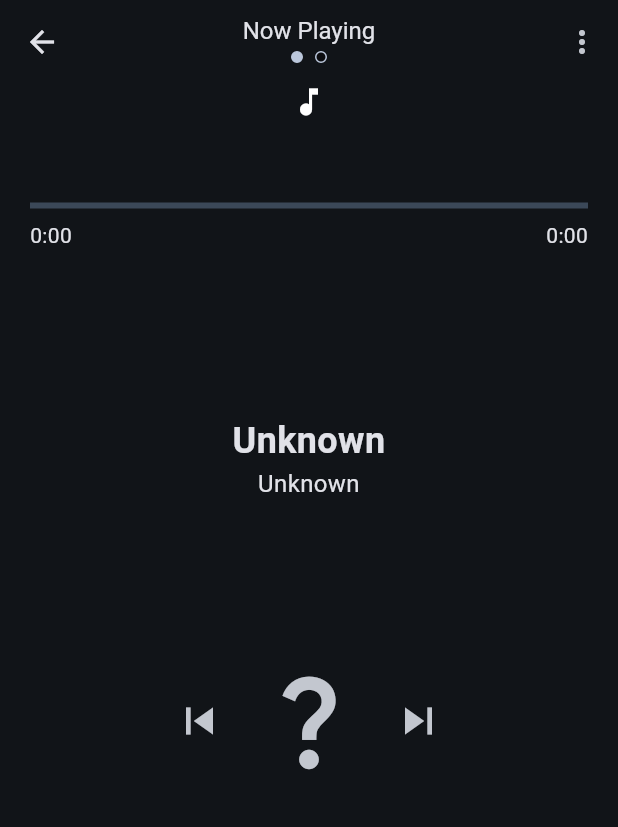
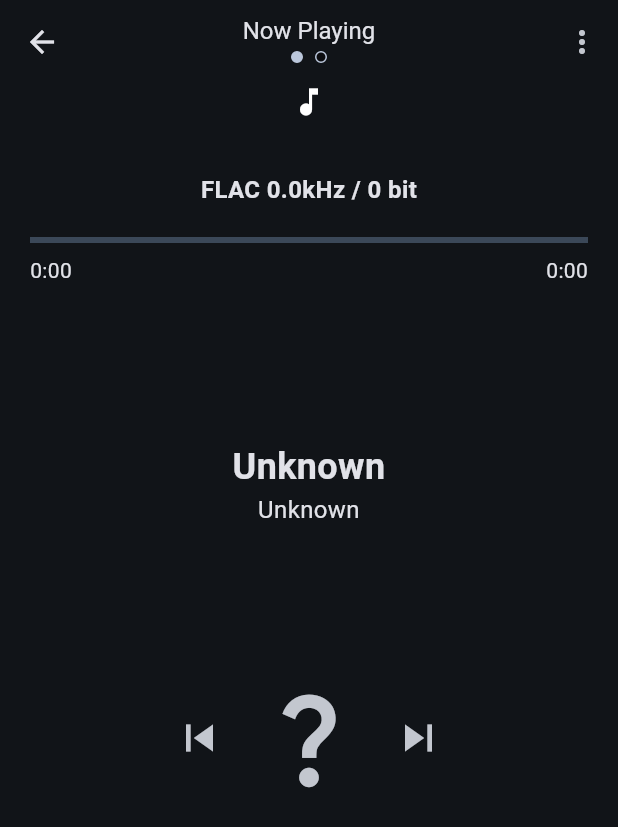
Before and after one commit to madenvel/KalinkaApp, a Flutter app: the SwipableTabs screen opened directly, on a phone screen of 412 x 824 dp. Shown: the top 827 px of the screen. Run offline on Flutter 3.47's test engine with Material 3 defaults, Android fonts, the phone set to English and light mode, and no system bars; our stand-ins replace cached_network_image, carousel_slider, dio, flutter_cache_manager, logger, shared_preferences; missing offline and left inert: bonsoir; accounts and stored records are empty; network calls fail.

Commit message:
Show audio format in the now playing window. Use duration from audio info in the player state.

```diff
--- a/lib/data_model.dart
+++ b/lib/data_model.dart
@@ -44,18 +44,49 @@ extension PlayerStateTypeExtension on PlayerStateType {
   }
 }
 
+class AudioInfo {
+  int sampleRate;
+  int bitsPerSample;
+  int channels;
+  int durationMs;
+
+  AudioInfo({
+    this.sampleRate = 0,
+    this.bitsPerSample = 0,
+    this.channels = 0,
+    this.durationMs = 0,
+  });
+
+  factory AudioInfo.fromJson(Map<String, dynamic> json) => AudioInfo(
+        sampleRate: json["sample_rate"],
+        bitsPerSample: json["bits_per_sample"],
+        channels: json["channels"],
+        durationMs: json["duration_ms"],
+      );
+
+  Map<String, dynamic> toJson() => {
+        "sample_rate": sampleRate,
+        "bits_per_sample": bitsPerSample,
+        "channels": channels,
+        "duration_ms": durationMs,
+      };
+}
+
 class PlayerState {
   PlayerStateType? state;
   Track? currentTrack;
   int? index;
   int? position;
+  String? message;
+  AudioInfo? audioInfo;
 
-  PlayerState({
-    this.state,
-    this.currentTrack,
-    this.index = 0,
-    this.position = 0,
-  });
+  PlayerState(
+      {this.state,
+      this.currentTrack,
+      this.index = 0,
+      this.position = 0,
+      this.message,
+      this.audioInfo});
 
   factory PlayerState.fromJson(Map<String, dynamic> json) => PlayerState(
         state: json.containsKey('state')
@@ -66,13 +97,19 @@ class PlayerState {
             : Track.fromJson(json["current_track"]),
         index: json["index"],
         position: json["position"],
+        message: json["message"],
+        audioInfo: json["audio_info"] == null
+            ? null
+            : AudioInfo.fromJson(json["audio_info"]),
       );
 
   Map<String, dynamic> toJson() => {
         "state": state?.toValue(),
         "current_track": currentTrack?.toJson(),
         "index": index,
-        "position": position
+        "position": position,
+        "message": message,
+        "audio_info": audioInfo?.toJson(),
       };
 
   void copyFrom(PlayerState other) {
@@ -80,6 +117,8 @@ class PlayerState {
     index = other.index ?? index;
     state = other.state ?? state;
     position = other.position ?? position;
+    message = other.message ?? message;
+    audioInfo = other.audioInfo ?? audioInfo;
   }
 }
 
--- a/lib/nowplaying.dart
+++ b/lib/nowplaying.dart
@@ -26,6 +26,7 @@ class _NowPlayingState extends State<NowPlaying> {
             alignment: Alignment.topCenter,
             child: Column(mainAxisSize: MainAxisSize.min, children: [
               _buildImageWidget(context),
+              _buildAudioInfoWidget(context),
               const SizedBox(height: 20),
               _buildProgressBarWidget(context),
               const SizedBox(height: 10),
@@ -35,6 +36,24 @@ class _NowPlayingState extends State<NowPlaying> {
               _buildVolumeControl(context),
               const SizedBox(height: 20)
             ])));
+  }
+
+  Widget _buildAudioInfoWidget(BuildContext context) {
+    PlayerStateProvider playerStateProvider =
+        context.watch<PlayerStateProvider>();
+    double sampleRate =
+        (playerStateProvider.state.audioInfo?.sampleRate ?? 0) / 1000;
+    int bitness = playerStateProvider.state.audioInfo?.bitsPerSample ?? 0;
+    return Column(
+      mainAxisAlignment: MainAxisAlignment.center,
+      children: [
+        Text(
+          'FLAC $sampleRate' 'kHz / $bitness bit',
+          style: const TextStyle(fontSize: 16.0, fontWeight: FontWeight.bold),
+          textAlign: TextAlign.center,
+        ),
+      ],
+    );
   }
 
   Widget _buildImageWidget(BuildContext context) {
@@ -97,16 +116,15 @@ class _NowPlayingState extends State<NowPlaying> {
 
   Widget _buildProgressBarWidget(BuildContext context) {
     int duration = context.select<PlayerStateProvider, int>((stateProvider) {
-      return stateProvider.state.currentTrack?.duration ?? 0;
+      return stateProvider.state.audioInfo?.durationMs ?? 0;
     });
     int position = context.watch<TrackPositionProvider>().position;
     return Column(children: [
-      LinearProgressIndicator(
-          value: duration != 0 ? position / (1000 * duration) : 0.0),
+      LinearProgressIndicator(value: duration != 0 ? position / duration : 0.0),
       const SizedBox(height: 8),
       Row(mainAxisAlignment: MainAxisAlignment.spaceBetween, children: [
         Text(_formatDuration((position / 1000).floor())),
-        Text(_formatDuration(duration))
+        Text(_formatDuration((duration / 1000).floor()))
       ]),
     ]);
   }
@@ -174,6 +192,7 @@ class _NowPlayingState extends State<NowPlaying> {
         playIcon = Icons.play_arrow;
         break;
       case PlayerStateType.buffering:
+      case PlayerStateType.ready:
         playIcon = Icons.hourglass_empty;
         break;
       case PlayerStateType.error:
--- a/lib/play_button.dart
+++ b/lib/play_button.dart
@@ -56,7 +56,6 @@ class PlayButton extends StatelessWidget {
               case PlayerStateType.error:
                 RpiPlayerProxy().play();
                 break;
-              case PlayerStateType.buffering:
               default:
                 break;
             }
--- a/lib/playbar.dart
+++ b/lib/playbar.dart
@@ -28,8 +28,8 @@ class _PlaybarState extends State<Playbar> {
   double? _calculateRelativeProgress() {
     int position = context.watch<TrackPositionProvider>().position;
     PlayerState state = context.read<PlayerStateProvider>().state;
-    int duration = state.currentTrack?.duration ?? 0;
-    return duration != 0 ? position / (1000 * duration) : 0.0;
+    int duration = state.audioInfo?.durationMs ?? 0;
+    return duration != 0 ? position / duration : 0.0;
   }
 
   @override
```
